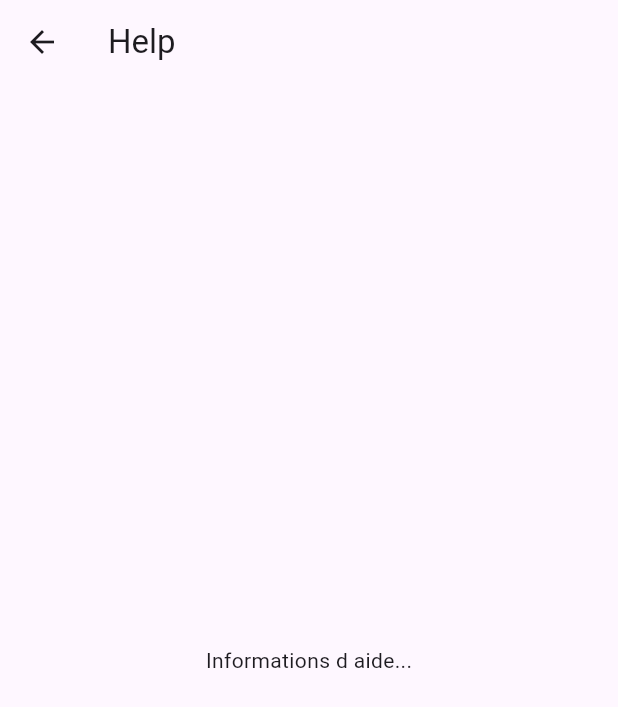
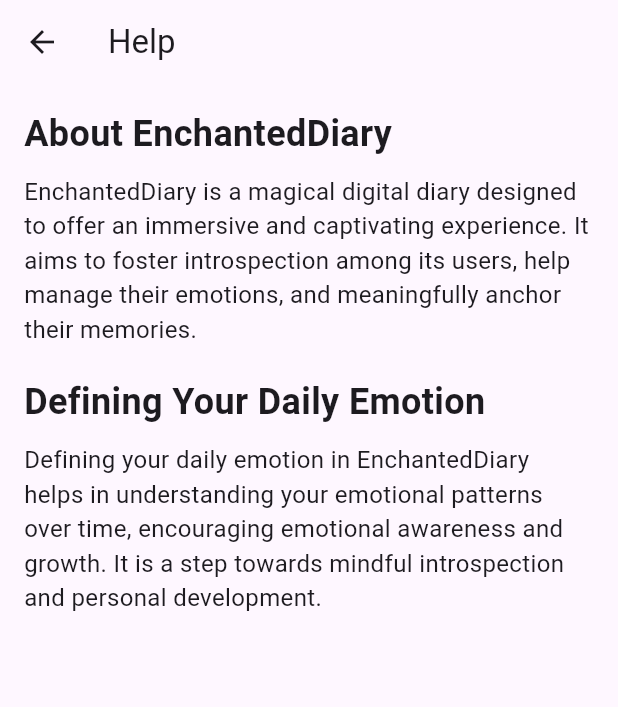
Before and after one commit to iwizy59/enchanteddiary, a Flutter app: the HelpPage screen opened directly, on a phone screen of 412 x 824 dp. Shown: the top 707 px of the screen. Run offline on Flutter 3.47's test engine with Material 3 defaults, Android fonts, the phone set to English and light mode, and no system bars; our stand-ins replace dots_indicator, table_calendar.

Commit message:
ajout page help

```diff
--- a/lib/help/help.dart
+++ b/lib/help/help.dart
@@ -5,12 +5,36 @@
   @override
   Widget build(BuildContext context) {
     return Scaffold(
-        appBar: AppBar(
+      appBar: AppBar(
         title: Text('Help'),
-    ),
-    body: Center(
-    child: Text('Informations d aide...'),
-    ),
+      ),
+      body: SingleChildScrollView( // Ajouté pour permettre le défilement si le contenu est long
+        padding: const EdgeInsets.all(16), // Ajouté pour un peu d'espace autour du texte
+        child: Column( // Utiliser Column pour organiser le contenu verticalement
+          crossAxisAlignment: CrossAxisAlignment.start, // Aligner le texte à gauche
+          children: [
+            Text(
+              'About EnchantedDiary',
+              style: TextStyle(fontSize: 24, fontWeight: FontWeight.bold),
+            ),
+            SizedBox(height: 10), // Espace entre le titre et la description
+            Text(
+              'EnchantedDiary is a magical digital diary designed to offer an immersive and captivating experience. It aims to foster introspection among its users, help manage their emotions, and meaningfully anchor their memories.',
+              style: TextStyle(fontSize: 16),
+            ),
+            SizedBox(height: 20), // Espace avant la section suivante
+            Text(
+              'Defining Your Daily Emotion',
+              style: TextStyle(fontSize: 24, fontWeight: FontWeight.bold),
+            ),
+            SizedBox(height: 10),
+            Text(
+              'Defining your daily emotion in EnchantedDiary helps in understanding your emotional patterns over time, encouraging emotional awareness and growth. It is a step towards mindful introspection and personal development.',
+              style: TextStyle(fontSize: 16),
+            ),
+          ],
+        ),
+      ),
     );
   }
 }
```
